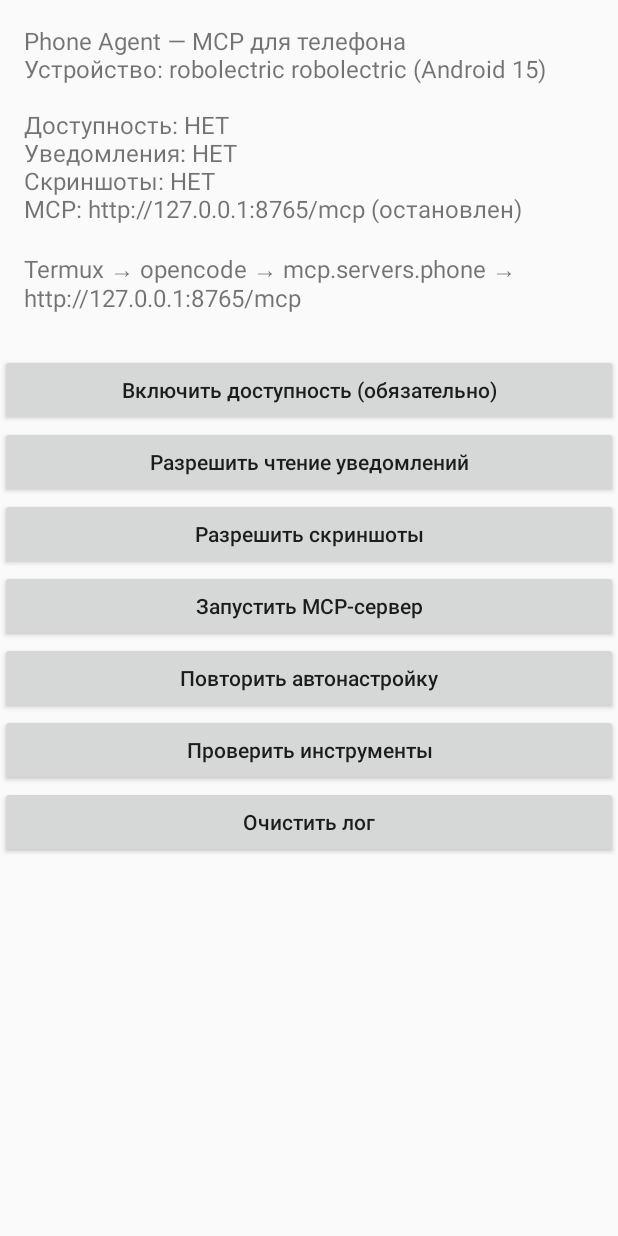
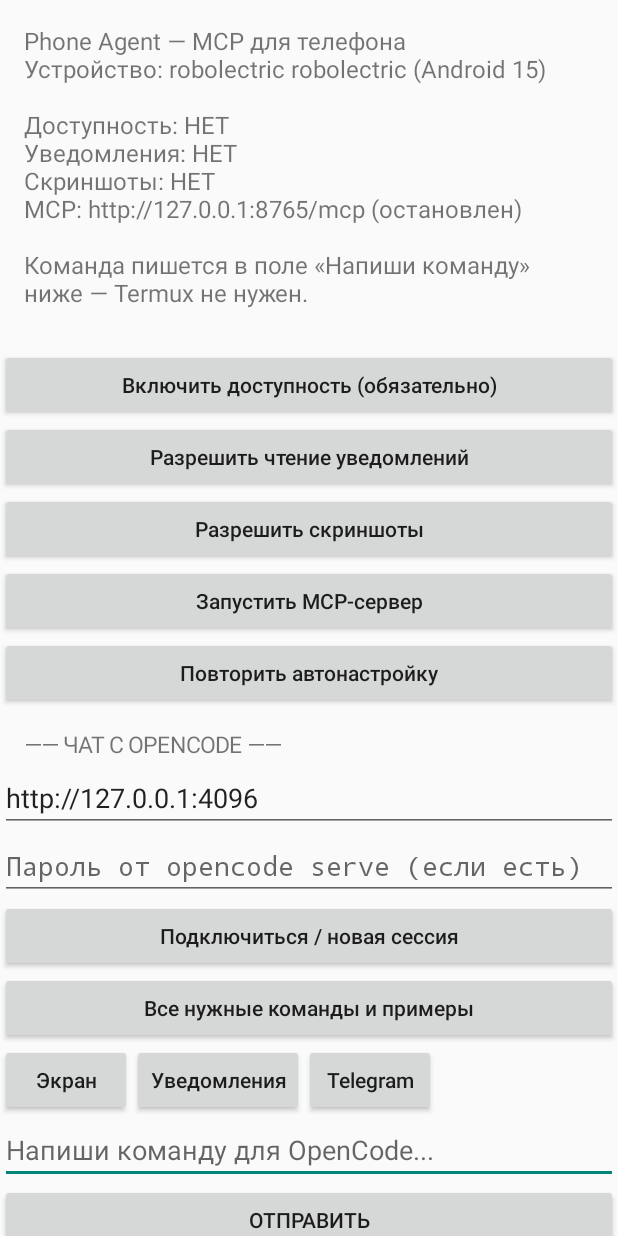
Before and after one commit to anton4ik837-eng/phone-agent, an Android app: the screen it shows after launch (MainActivity), on a phone screen of 412 x 824 dp. Run offline under Robolectric (Android 15) with nearby library versions, the phone set to English and light mode, and no system bars.

Commit message:
v0.2.0: in-app command chat with OpenCode API and setup command sheet

```diff
--- a/app/src/main/AndroidManifest.xml
+++ b/app/src/main/AndroidManifest.xml
@@ -11,6 +11,7 @@
         android:allowBackup="false"
         android:label="Phone Agent"
         android:supportsRtl="true"
+        android:usesCleartextTraffic="true"
         android:theme="@style/AppTheme">
 
         <activity
--- a/app/src/main/java/com/example/phoneagent/MainActivity.kt
+++ b/app/src/main/java/com/example/phoneagent/MainActivity.kt
@@ -6,12 +6,13 @@ import android.content.Context
 import android.content.Intent
 import android.content.SharedPreferences
 import android.content.pm.PackageManager
-import android.net.Uri
 import android.os.Build
 import android.os.Bundle
 import android.provider.Settings
+import android.text.InputType
 import android.view.Gravity
 import android.widget.Button
+import android.widget.EditText
 import android.widget.LinearLayout
 import android.widget.ScrollView
 import android.widget.TextView
@@ -20,15 +21,21 @@ import android.widget.Toast
 class MainActivity : Activity() {
     private lateinit var status: TextView
     private lateinit var log: TextView
+    private lateinit var chat: TextView
+    private lateinit var commandInput: EditText
+    private lateinit var serverInput: EditText
+    private lateinit var passwordInput: EditText
     private lateinit var prefs: SharedPreferences
+    private var sessionId: String? = null
 
     override fun onCreate(savedInstanceState: Bundle?) {
         super.onCreate(savedInstanceState)
         prefs = getSharedPreferences("phone_agent", MODE_PRIVATE)
+        sessionId = prefs.getString("oc_session", null)
 
         val root = LinearLayout(this).apply { orientation = LinearLayout.VERTICAL }
         status = TextView(this).apply { textSize = 16f; setPadding(24, 24, 24, 12) }
-        log = TextView(this).apply { textSize = 12f; setPadding(24, 12, 24, 24) }
+        log = TextView(this).apply { textSize = 12f; setPadding(24, 12, 24, 12) }
 
         root.addView(status)
         root.addView(button("Включить доступность (обязательно)") { markAndOpen("asked_acc") { openAccessibilitySettings() } })
@@ -37,7 +44,7 @@ class MainActivity : Activity() {
         root.addView(button("Запустить MCP-сервер") {
             McpServer.start(this)
             refresh()
-            toast("MCP-сервер: http://127.0.0.1:8765/mcp")
+            toast("MCP: http://127.0.0.1:8765/mcp")
         })
         root.addView(button("Повторить автонастройку") {
             prefs.edit()
@@ -48,11 +55,39 @@ class MainActivity : Activity() {
                 .apply()
             autoAdvance()
         })
-        root.addView(button("Проверить инструменты") {
-            val count = McpServer.toolNames().size
-            appendLog("Инструментов: $count")
-            toast("Инструментов: $count")
-        })
+
+        root.addView(section("ЧАТ С OPENCODE"))
+        serverInput = EditText(this).apply {
+            hint = "Адрес OpenCode (по умолчанию http://127.0.0.1:4096)"
+            setText(prefs.getString("oc_url", "http://127.0.0.1:4096"))
+            inputType = InputType.TYPE_CLASS_TEXT or InputType.TYPE_TEXT_VARIATION_URI
+        }
+        passwordInput = EditText(this).apply {
+            hint = "Пароль от opencode serve (если есть)"
+            setText(prefs.getString("oc_password", ""))
+            inputType = InputType.TYPE_CLASS_TEXT or InputType.TYPE_TEXT_VARIATION_PASSWORD
+        }
+        root.addView(serverInput)
+        root.addView(passwordInput)
+        root.addView(button("Подключиться / новая сессия") { connect() })
+        root.addView(button("Все нужные команды и примеры") { appendChat(COMMANDS) })
+
+        val quick = LinearLayout(this).apply { orientation = LinearLayout.HORIZONTAL }
+        quick.addView(button("Экран") { sendCommand("Посмотри, что сейчас на экране, и опиши") })
+        quick.addView(button("Уведомления") { sendCommand("Прочитай активные уведомления") })
+        quick.addView(button("Telegram") { sendCommand("Открой Telegram и скажи, что видишь") })
+        root.addView(quick)
+
+        commandInput = EditText(this).apply {
+            hint = "Напиши команду для OpenCode..."
+            inputType = InputType.TYPE_CLASS_TEXT or InputType.TYPE_TEXT_FLAG_MULTI_LINE
+        }
+        root.addView(commandInput)
+        root.addView(button("ОТПРАВИТЬ") { sendCommand(commandInput.text.toString()) })
+        chat = TextView(this).apply { textSize = 13f; setPadding(24, 12, 24, 24) }
+        root.addView(chat)
+        root.addView(button("Очистить чат") { chat.text = "" })
+        root.addView(log)
         root.addView(button("Очистить лог") { log.text = "" })
 
         setContentView(ScrollView(this).apply { addView(root) })
@@ -68,10 +103,66 @@ class MainActivity : Activity() {
         if (intent.getBooleanExtra("from_boot", false)) appendLog("Запуск после перезагрузки")
     }
 
+    private fun section(text: String) = TextView(this).apply {
+        this.text = "—— $text ——"
+        textSize = 15f
+        setPadding(24, 20, 24, 4)
+    }
+
     private fun button(text: String, click: () -> Unit): Button = Button(this).apply {
         this.text = text
         isAllCaps = false
         setOnClickListener { click() }
+    }
+
+    private fun client(): OpenCodeClient {
+        val url = serverInput.text.toString().ifBlank { "http://127.0.0.1:4096" }
+        val password = passwordInput.text.toString()
+        prefs.edit().putString("oc_url", url).putString("oc_password", password).apply()
+        return OpenCodeClient(url, password)
+    }
+
+    private fun connect() {
+        appendChat("Подключение к OpenCode...")
+        Thread {
+            try {
+                val result = client().check()
+                val sid = client().createSession()
+                sessionId = sid
+                prefs.edit().putString("oc_session", sid).apply()
+                runOnUiThread {
+                    appendChat("$result. Новая сессия создана. Пиши команду ниже.")
+                    toast("OpenCode подключён")
+                }
+            } catch (t: Throwable) {
+                runOnUiThread { appendChat("Не удалось подключиться: ${t.message}\nЗапусти в Termux: opencode serve") }
+            }
+        }.start()
+    }
+
+    private fun sendCommand(text: String) {
+        if (text.isBlank()) return
+        appendChat("Ты: $text")
+        commandInput.setText("")
+        Thread {
+            try {
+                val currentClient = client()
+                val sid = sessionId ?: currentClient.createSession().also { newId ->
+                    sessionId = newId
+                    prefs.edit().putString("oc_session", newId).apply()
+                }
+                val answer = currentClient.prompt(sid, text)
+                runOnUiThread { appendChat("OpenCode: $answer") }
+            } catch (t: Throwable) {
+                runOnUiThread { appendChat("Ошибка: ${t.message}") }
+            }
+        }.start()
+    }
+
+    private fun appendChat(line: String) {
+        chat.append(line + "\n\n")
+        val scroll = chat.parent?.parent as? ScrollView
+        scroll?.post { scroll.fullScroll(Gravity.BOTTOM) }
     }
 
     private fun markAndOpen(key: String, action: () -> Unit) {
@@ -85,9 +176,8 @@ class MainActivity : Activity() {
         autoAdvance()
     }
 
-    /** Opens the required system settings one by one. Android does not allow granting
-     *  accessibility / notification / MediaProjection access programmatically without root,
-     *  so the user only has to flip the toggles — the app advances by itself. */
+    /** The app cannot grant system-protected permissions without root, but it opens
+     *  the required screens one by one and advances as soon as each is granted. */
     private fun autoAdvance() {
         if (!prefs.getBoolean("setup_active", true)) return
         when {
@@ -96,7 +186,7 @@ class MainActivity : Activity() {
                 appendLog("Автонастройка: шаг 1/3 — доступность")
                 openAccessibilitySettings()
             }
-            !accessibilityEnabled() -> Unit // user has seen the screen, waiting for the toggle
+            !accessibilityEnabled() -> Unit
             !notificationsEnabled() && !prefs.getBoolean("asked_notif", false) -> {
                 prefs.edit().putBoolean("asked_notif", true).apply()
                 appendLog("Автонастройка: шаг 2/3 — уведомления")
@@ -137,19 +227,13 @@ class MainActivity : Activity() {
     }
 
     private fun openNotificationSettings() {
-        try {
-            startActivity(Intent("android.settings.ACTION_NOTIFICATION_LISTENER_SETTINGS"))
-        } catch (_: Throwable) {
-            startActivity(Intent(Settings.ACTION_SETTINGS))
-        }
+        try { startActivity(Intent("android.settings.ACTION_NOTIFICATION_LISTENER_SETTINGS")) }
+        catch (_: Throwable) { startActivity(Intent(Settings.ACTION_SETTINGS)) }
     }
 
     private fun requestScreenCapture() {
         val manager = getSystemService(Context.MEDIA_PROJECTION_SERVICE) as? android.media.projection.MediaProjectionManager
-        if (manager == null) {
-            toast("MediaProjection недоступен")
-            return
-        }
+        if (manager == null) { toast("MediaProjection недоступен"); return }
         @Suppress("DEPRECATION")
         startActivityForResult(manager.createScreenCaptureIntent(), 42)
     }
@@ -189,15 +273,40 @@ class MainActivity : Activity() {
             appendLine("Скриншоты: ${if (ScreenCaptureHolder.permissionIntent != null) "РАЗРЕШЕНЫ" else "НЕТ"}")
             appendLine("MCP: http://127.0.0.1:8765/mcp (${if (McpServer.isRunning()) "работает" else "остановлен"})")
             appendLine()
-            appendLine("Termux → opencode → mcp.servers.phone → http://127.0.0.1:8765/mcp")
+            appendLine("Команда пишется в поле «Напиши команду» ниже — Termux не нужен.")
         }
     }
 
     private fun appendLog(line: String) {
         log.append("[${java.text.SimpleDateFormat("HH:mm:ss").format(java.util.Date())}] $line\n")
-        val sc = log.parent?.parent as? ScrollView
-        sc?.post { sc.fullScroll(Gravity.BOTTOM) }
+        val scroll = log.parent?.parent as? ScrollView
+        scroll?.post { scroll.fullScroll(Gravity.BOTTOM) }
     }
 
     private fun toast(message: String) = Toast.makeText(this, message, Toast.LENGTH_SHORT).show()
+
+    companion object {
+        private const val COMMANDS = """ВСЕ НУЖНЫЕ КОМАНДЫ
+
+Termux (один раз, если ещё не установлен OpenCode):
+1. Установить Termux из F-Droid или GitHub releases (не из Play Store).
+2. curl -fsSL https://raw.githubusercontent.com/bd-loser/opencode-bionic/main/repo-setup.sh | bash
+3. pkg install opencode
+4. mkdir -p ~/.config/opencode
+5. curl -fsSL https://raw.githubusercontent.com/anton4ik837-eng/phone-agent/main/phone-opencode.json -o ~/.config/opencode/opencode.json
+6. opencode mcp list   -> должно быть: phone connected
+7. opencode serve      -> напечатает адрес и пароль, впиши их в поля выше
+
+ПРИМЕРЫ КОМАНД ДЛЯ OPENCODE:
+- Посмотри, что сейчас на экране, и опиши.
+- Прочитай активные уведомления.
+- Открой Telegram и скажи, что видишь.
+- Сделай скриншот и сохрани его.
+- Открой Gmail и найди письмо от ...
+- Набери номер ... в SMS и подготовь сообщение.
+
+Инструменты агента: ui_dump, ui_tap, ui_swipe, ui_type, ui_key, open_app,
+open_uri, sms_compose, notifications, battery, device_info, clipboard_set,
+wait_ms, screenshot."""
+    }
 }
```
Also changed, not shown: app/src/main/java/com/example/phoneagent/OpenCodeClient.kt (added, +81 -0 lines), 3 other files.
